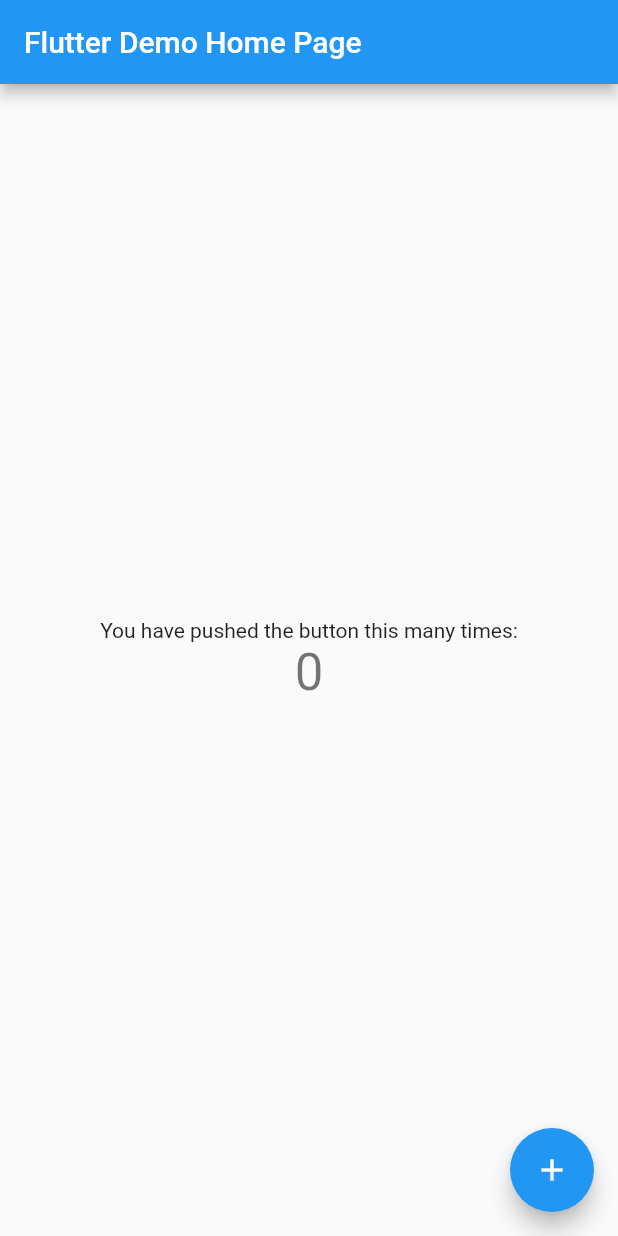
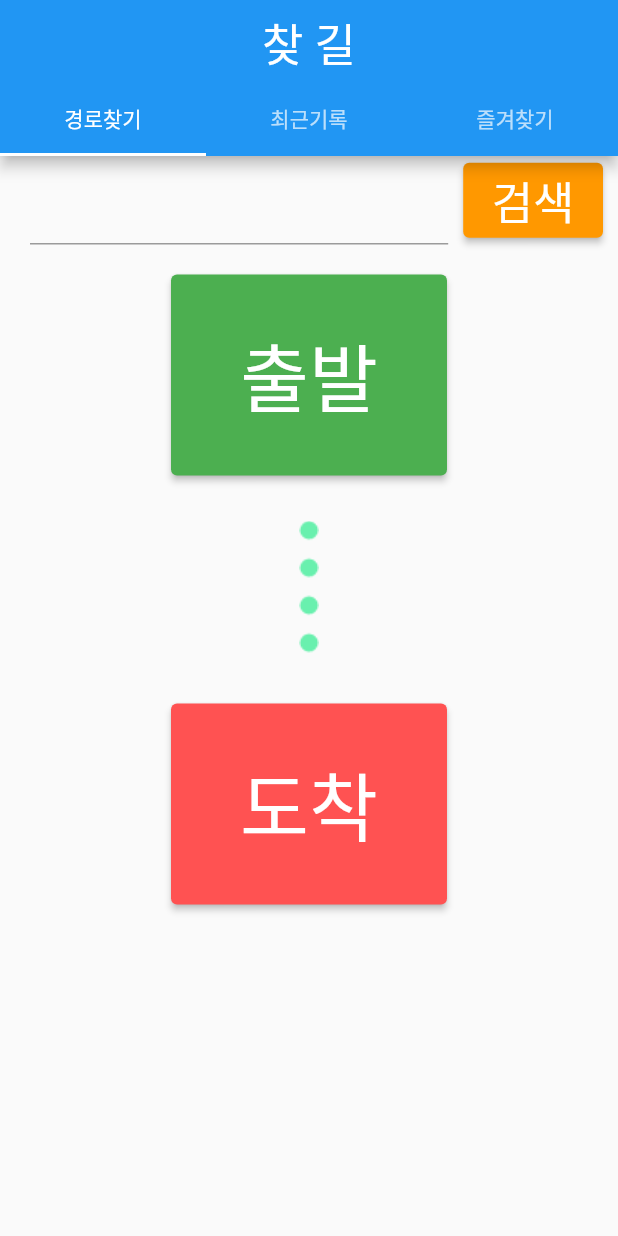
Before and after one commit to Raonshi/BusApp, a Flutter app: the screen it shows after launch, on a phone screen of 412 x 824 dp. Run offline on Flutter 3.47's test engine with Material 2 defaults, Android fonts, the phone set to English and light mode, and no system bars.

Commit message:
경로찾기 : 레이아웃 배치 중 - 브랜치 잘못 찾았다;;

```diff
--- a/smart_bus_app/lib/main.dart
+++ b/smart_bus_app/lib/main.dart
@@ -1,113 +1,16 @@
 import 'package:flutter/material.dart';
+import 'package:smart_bus_app/src/ui/home_page.dart';
 
-void main() {
+void main(){
   runApp(MyApp());
 }
 
 class MyApp extends StatelessWidget {
-  // This widget is the root of your application.
   @override
   Widget build(BuildContext context) {
     return MaterialApp(
-      title: 'Flutter Demonic',
-      theme: ThemeData(
-        // This is the theme of your application.
-        //
-        // Try running your application with "flutter run". You'll see the
-        // application has a blue toolbar. Then, without quitting the app, try
-        // changing the primarySwatch below to Colors.green and then invoke
-        // "hot reload" (press "r" in the console where you ran "flutter run",
-        // or simply save your changes to "hot reload" in a Flutter IDE).
-        // Notice that the counter didn't reset back to zero; the application
-        // is not restarted.
-        primarySwatch: Colors.blue,
-      ),
-      home: MyHomePage(title: 'Flutter Demo Home Page'),
+      title: "Smart Bus",
+      home: HomePage(),
     );
   }
 }
-
-class MyHomePage extends StatefulWidget {
-  MyHomePage({Key key, this.title}) : super(key: key);
-
-  // This widget is the home page of your application. It is stateful, meaning
-  // that it has a State object (defined below) that contains fields that affect
-  // how it looks.
-
-  // This class is the configuration for the state. It holds the values (in this
-  // case the title) provided by the parent (in this case the App widget) and
-  // used by the build method of the State. Fields in a Widget subclass are
-  // always marked "final".
-
-  final String title;
-
-  @override
-  _MyHomePageState createState() => _MyHomePageState();
-}
-
-class _MyHomePageState extends State<MyHomePage> {
-  int _counter = 0;
-
-  void _incrementCounter() {
-    setState(() {
-      // This call to setState tells the Flutter framework that something has
-      // changed in this State, which causes it to rerun the build method below
-      // so that the display can reflect the updated values. If we changed
-      // _counter without calling setState(), then the build method would not be
-      // called again, and so nothing would appear to happen.
-      _counter++;
-    });
-  }
-
-  @override
-  Widget build(BuildContext context) {
-    // This method is rerun every time setState is called, for instance as done
-    // by the _incrementCounter method above.
-    //
-    // The Flutter framework has been optimized to make rerunning build methods
-    // fast, so that you can just rebuild anything that needs updating rather
-    // than having to individually change instances of widgets.
-    return Scaffold(
-      appBar: AppBar(
-        // Here we take the value from the MyHomePage object that was created by
-        // the App.build method, and use it to set our appbar title.
-        title: Text(widget.title),
-      ),
-      body: Center(
-        // Center is a layout widget. It takes a single child and positions it
-        // in the middle of the parent.
-        child: Column(
-          // Column is also a layout widget. It takes a list of children and
-          // arranges them vertically. By default, it sizes itself to fit its
-          // children horizontally, and tries to be as tall as its parent.
-          //
-          // Invoke "debug painting" (press "p" in the console, choose the
-          // "Toggle Debug Paint" action from the Flutter Inspector in Android
-          // Studio, or the "Toggle Debug Paint" command in Visual Studio Code)
-          // to see the wireframe for each widget.
-          //
-          // Column has various properties to control how it sizes itself and
-          // how it positions its children. Here we use mainAxisAlignment to
-          // center the children vertically; the main axis here is the vertical
-          // axis because Columns are vertical (the cross axis would be
-          // horizontal).
-          mainAxisAlignment: MainAxisAlignment.center,
-          children: <Widget>[
-            Text(
-              'You have pushed the button this many times:',
-            ),
-            Text(
-              '$_counter',
-              style: Theme.of(context).textTheme.headline4,
-            ),
-          ],
-        ),
-      ),
-      floatingActionButton: FloatingActionButton(
-        onPressed: _incrementCounter,
-        tooltip: 'Increment',
-        child: Icon(Icons.add),
-      ), // This trailing comma makes auto-formatting nicer for build methods.
-    );
-  }
-}
--- /dev/null
+++ b/smart_bus_app/lib/src/ui/favorite_widget.dart
@@ -0,0 +1,10 @@
+import 'package:flutter/material.dart';
+
+class FavoriteWidget extends StatelessWidget {
+  const FavoriteWidget({Key key}) : super(key: key);
+
+  @override
+  Widget build(BuildContext context) {
+    return Container();
+  }
+}
--- /dev/null
+++ b/smart_bus_app/lib/src/ui/find_way_widget.dart
@@ -0,0 +1,74 @@
+import 'package:flutter/material.dart';
+
+
+class FindWayWidget extends StatelessWidget {
+
+  TextEditingController textController;
+
+  @override
+  Widget build(BuildContext context) {
+    return Center(
+      child: Container(
+        child: Column(
+          children: [
+            Padding(
+              padding: EdgeInsets.symmetric(horizontal: 10.0),
+              child: Row(
+                children: [
+                  Expanded(
+                      child: Padding(
+                        padding: const EdgeInsets.symmetric(horizontal: 10.0),
+                        child: TextField(
+                          controller: textController,
+                          style: TextStyle(fontSize: 30),
+                        ),
+                      ),
+                  ),
+                  ElevatedButton(
+                      onPressed: (){
+
+                      },
+                      style: ElevatedButton.styleFrom(primary: Colors.orange),
+                      child: Padding(
+                        padding: const EdgeInsets.all(3.0),
+                        child: Text('검색', style: TextStyle(fontSize: 30),),
+                      ))
+                ],
+              ),
+            ),
+            Padding(
+              padding: const EdgeInsets.symmetric(vertical: 20.0),
+              child: ElevatedButton(
+                onPressed: (){
+
+                },
+                style: ElevatedButton.styleFrom(primary: Colors.green),
+                child: Padding(
+                  padding: const EdgeInsets.symmetric(horizontal: 30.0, vertical: 30.0),
+                  child: Text("출발", style: TextStyle(fontSize: 50,),),
+                ),
+              ),
+            ),
+            Padding(
+              padding: EdgeInsets.symmetric(vertical: 10.0),
+              child: Image.asset("images/line_circle.png", color: Colors.greenAccent,),
+            ),
+            Padding(
+              padding: const EdgeInsets.symmetric(vertical: 20.0),
+              child: ElevatedButton(
+                onPressed: (){
+
+                },
+                style: ElevatedButton.styleFrom(primary: Colors.redAccent),
+                child: Padding(
+                  padding: const EdgeInsets.symmetric(horizontal: 30.0, vertical: 30.0),
+                  child: Text("도착", style: TextStyle(fontSize: 50,),),
+                ),
+              ),
+            ),
+          ],
+        ),
+      ),
+    );
+  }
+}
--- /dev/null
+++ b/smart_bus_app/lib/src/ui/home_page.dart
@@ -0,0 +1,56 @@
+import 'package:flutter/material.dart';
+import 'favorite_widget.dart';
+import 'recently_widget.dart';
+import 'find_way_widget.dart';
+
+class HomePage extends StatefulWidget {
+  const HomePage({Key key}) : super(key: key);
+
+  @override
+  _HomePageState createState() => _HomePageState();
+}
+
+class _HomePageState extends State<HomePage> with SingleTickerProviderStateMixin {
+  TabController tabController;
+
+  @override
+  void initState() {
+    // TODO: implement initState
+    super.initState();
+
+    tabController = TabController(
+        vsync: this,
+        length: 3
+    );
+  }
+
+  @override
+  void dispose() {
+    // TODO: implement dispose
+    tabController.dispose();
+    super.dispose();
+  }
+
+  @override
+  Widget build(BuildContext context) {
+    return Scaffold(
+      resizeToAvoidBottomInset: false,
+        appBar: AppBar(
+          centerTitle: true,
+          title: Text("찾 길", style: TextStyle(fontSize: 30,),),
+          bottom: TabBar(
+            controller: tabController,
+            tabs: [
+              Tab(text: '경로찾기',),
+              Tab(text: '최근기록',),
+              Tab(text: '즐겨찾기',),
+            ],
+          ),
+        ),
+        body: TabBarView(
+          controller: tabController,
+          children: [FindWayWidget(), RecentlyWidget(), FavoriteWidget()],
+        ),
+    );
+  }
+}
--- /dev/null
+++ b/smart_bus_app/lib/src/ui/recently_widget.dart
@@ -0,0 +1,10 @@
+import 'package:flutter/material.dart';
+
+class RecentlyWidget extends StatelessWidget {
+  const RecentlyWidget({Key key}) : super(key: key);
+
+  @override
+  Widget build(BuildContext context) {
+    return Container();
+  }
+}
--- a/smart_bus_app/pubspec.yaml
+++ b/smart_bus_app/pubspec.yaml
@@ -28,6 +28,10 @@ dependencies:
   # The following adds the Cupertino Icons font to your application.
   # Use with the CupertinoIcons class for iOS style icons.
   cupertino_icons: ^1.0.2
+  logger: ^1.0.0
+  http: ^0.13.3
+  xml2json: ^5.3.1
+  provider: ^5.0.0
 
 dev_dependencies:
   flutter_test:
@@ -48,6 +52,8 @@ flutter:
   # assets:
   #   - images/a_dot_burr.jpeg
   #   - images/a_dot_ham.jpeg
+  assets:
+    - images/
 
   # An image asset can refer to one or more resolution-specific "variants", see
   # https://flutter.dev/assets-and-images/#resolution-aware.
```
Also changed, not shown: smart_bus_app/images/line_circle.png (added), smart_bus_app/pubspec.lock.
